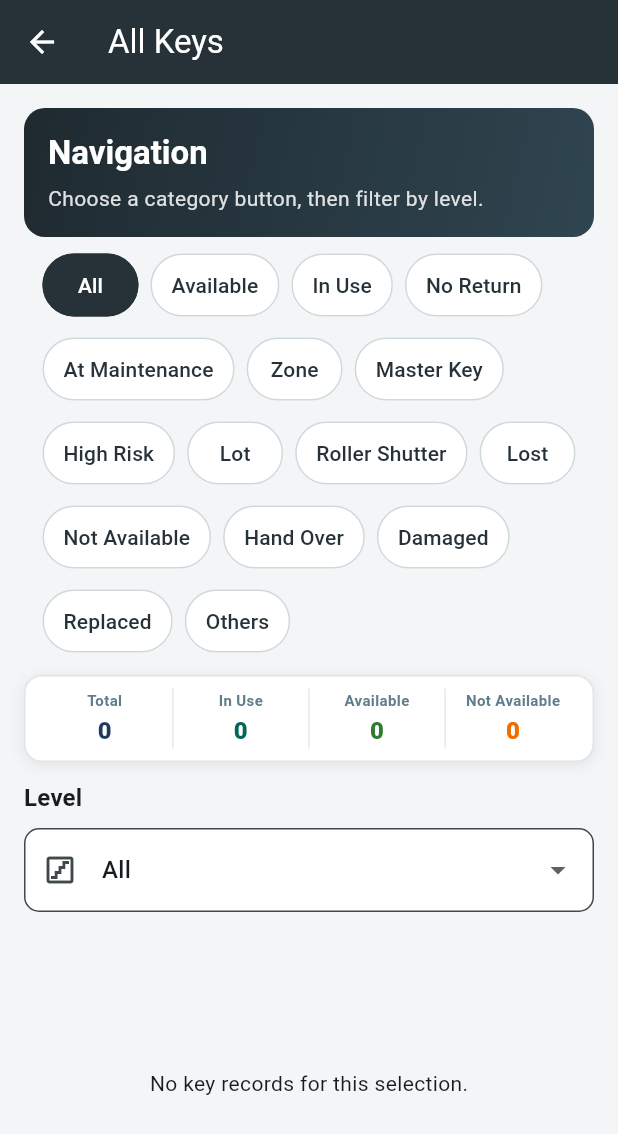
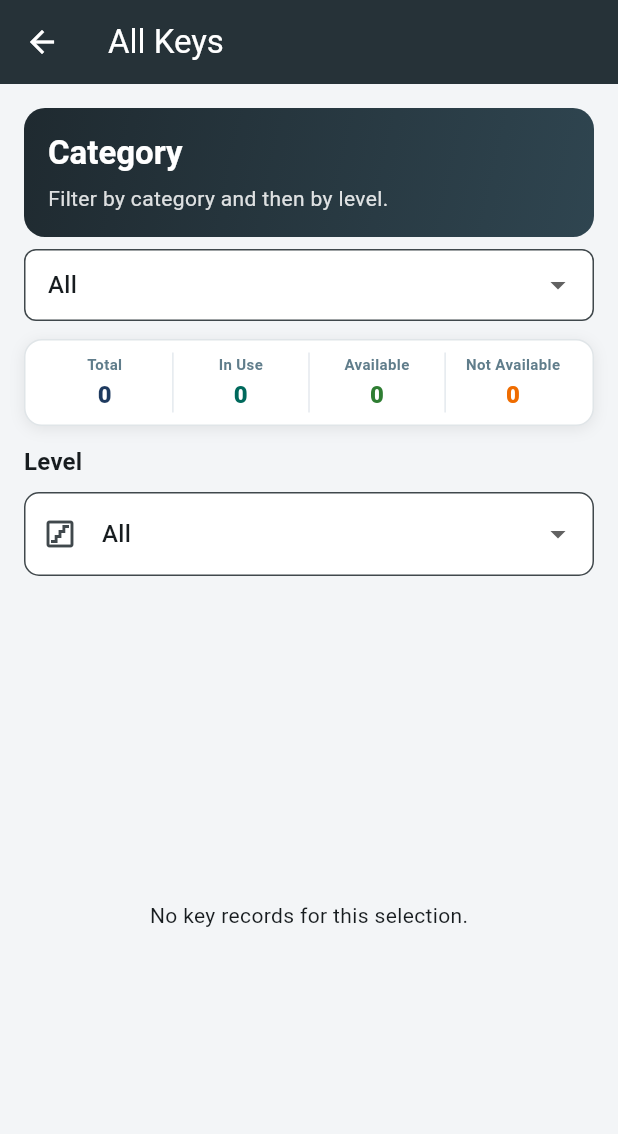
Before and after one commit to Diey-Fajri/key-record, a Flutter app: the AllKeysScreen screen opened directly, on a phone screen of 412 x 824 dp. Shown: the top 1134 px of the screen. Run offline on Flutter 3.47's test engine with Material 3 defaults, Android fonts, the phone set to English and light mode, and no system bars; our stand-ins replace cloud_firestore, dio, firebase_auth, firebase_core, firebase_messaging, firebase_storage and 4 more; missing offline and left inert: excel, public_file_saver; accounts and stored records are empty.

Commit message:
Polish KeyRecord UI, notifications and user tracking

```diff
--- a/lib/screen/all_keys/all_keys_screen.dart
+++ b/lib/screen/all_keys/all_keys_screen.dart
@@ -102,7 +102,7 @@ class _AllKeysScreenState extends State<AllKeysScreen> {
                       crossAxisAlignment: CrossAxisAlignment.start,
                       children: [
                         Text(
-                          'Navigation',
+                          'Category',
                           style: Theme.of(context).textTheme.titleLarge?.copyWith(
                             color: Colors.white,
                             fontWeight: FontWeight.w700,
@@ -110,7 +110,7 @@ class _AllKeysScreenState extends State<AllKeysScreen> {
                         ),
                         const SizedBox(height: 6),
                         Text(
-                          'Choose a category button, then filter by level.',
+                          'Filter by category and then by level.',
                           style: Theme.of(context).textTheme.bodyMedium?.copyWith(
                             color: Colors.white.withValues(alpha: 0.85),
                           ),
@@ -121,41 +121,31 @@ class _AllKeysScreenState extends State<AllKeysScreen> {
                 ),
                 Padding(
                   padding: const EdgeInsets.symmetric(horizontal: 16),
-                  child: Wrap(
-                    spacing: 8,
-                    runSpacing: 8,
-                    children: _navigationItems.map((item) {
-                      final selected = item == _selectedNavigation;
-                      return FilledButton(
-                        onPressed: () {
-                          setState(() {
-                            _selectedNavigation = item;
-                            _selectedLevel = 'All';
-                          });
-                        },
-                        style: FilledButton.styleFrom(
-                          backgroundColor: selected
-                              ? const Color(0xFF263238)
-                              : Colors.white,
-                          foregroundColor: selected
-                              ? Colors.white
-                              : const Color(0xFF263238),
-                          side: BorderSide(
-                            color: selected
-                                ? const Color(0xFF263238)
-                                : const Color(0xFFCFD8DC),
-                          ),
-                          shape: RoundedRectangleBorder(
-                            borderRadius: BorderRadius.circular(100),
-                          ),
-                          padding: const EdgeInsets.symmetric(
-                            horizontal: 14,
-                            vertical: 11,
-                          ),
-                        ),
-                        child: Text(item),
+                  child: DropdownButtonFormField<String>(
+                    initialValue: _selectedNavigation,
+                    onChanged: (String? newValue) {
+                      if (newValue != null) {
+                        setState(() {
+                          _selectedNavigation = newValue;
+                          _selectedLevel = 'All';
+                        });
+                      }
+                    },
+                    items: _navigationItems.map<DropdownMenuItem<String>>((String value) {
+                      return DropdownMenuItem<String>(
+                        value: value,
+                        child: Text(value),
                       );
                     }).toList(),
+                    decoration: InputDecoration(
+                      contentPadding: const EdgeInsets.symmetric(horizontal: 12, vertical: 12),
+                      border: OutlineInputBorder(
+                        borderRadius: BorderRadius.circular(8),
+                      ),
+                      filled: true,
+                      fillColor: Colors.white,
+                    ),
+                    isExpanded: true,
                   ),
                 ),
                 const SizedBox(height: 12),
--- a/lib/services/key_repository.dart
+++ b/lib/services/key_repository.dart
@@ -1286,6 +1286,7 @@ class KeyRecordRepository {
             key: _keys[index],
             borrowerName: borrower.name,
             purpose: purposeValue,
+            actor: recordedBy,
           );
           await _saveNotification(
             action: isHandOver ? 'Key Handed Over' : 'Key Taken - In Use',
@@ -1371,6 +1372,7 @@ class KeyRecordRepository {
               key: _keys[index],
               borrowerName: record.borrowerName,
               purpose: record.purpose,
+              actor: resolveActor(null),
             ),
             keyId: _keys[index].keyId,
             category: _keys[index].category,
@@ -1438,7 +1440,7 @@ class KeyRecordRepository {
           action: 'No Return',
           title: 'Key Marked No Return',
           body:
-              'Key ${_keys[index].zone}/${_keys[index].keyName} is now marked No Return.',
+              'From: ${resolveActor(null)}\nKey ${_keys[index].zone}/${_keys[index].keyName} is now marked No Return.',
           keyId: _keys[index].keyId,
           category: _keys[index].category,
           recordedBy: resolveActor(null),
@@ -1484,7 +1486,7 @@ class KeyRecordRepository {
           action: 'At Maintenance',
           title: 'Key Under Maintenance',
           body:
-              'Key ${_keys[index].zone}/${_keys[index].keyName} is now under maintenance.',
+              'From: ${resolveActor(null)}\nKey ${_keys[index].zone}/${_keys[index].keyName} is now under maintenance.',
           keyId: _keys[index].keyId,
           category: _keys[index].category,
           recordedBy: resolveActor(null),
@@ -1560,7 +1562,7 @@ class KeyRecordRepository {
           action: 'Replaced',
           title: 'Key Replaced',
           body:
-              'Key ${_keys[index].zone}/${_keys[index].keyName} has been replaced and is now Available.',
+              'From: ${resolveActor(null)}\nKey ${_keys[index].zone}/${_keys[index].keyName} has been replaced and is now Available.',
           keyId: _keys[index].keyId,
           category: _keys[index].category,
           recordedBy: resolveActor(null),
@@ -1630,7 +1632,7 @@ class KeyRecordRepository {
           action: 'Hand Over',
           title: 'Key Handed Over',
           body:
-              'Key ${_keys[index].zone}/${_keys[index].keyName} is now marked Hand Over by ${resolveActor(actor)}.',
+              'From: ${resolveActor(actor)}\nKey ${_keys[index].zone}/${_keys[index].keyName} is now marked Hand Over.',
           keyId: _keys[index].keyId,
           category: _keys[index].category,
           recordedBy: resolveActor(actor),
@@ -1696,7 +1698,7 @@ class KeyRecordRepository {
           action: 'Receive Key',
           title: 'Key Received',
           body:
-              'Key ${previous.zone}/${previous.keyName} has been received and is now Available.',
+              'From: ${resolveActor(actor)}\nKey ${previous.zone}/${previous.keyName} has been received and is now Available.',
           keyId: previous.keyId,
           category: previous.category,
           recordedBy: resolveActor(actor),
@@ -1792,25 +1794,26 @@ class KeyRecordRepository {
     required String zone,
     required String actor,
   }) {
+    final fromText = actor.isNotEmpty ? 'From: $actor\n' : '';
     switch (status) {
       case 'Lost':
         return actor.isNotEmpty
-            ? '$actor marked $zone/$keyName as Lost.'
-            : 'The key $zone/$keyName was marked as Lost.';
+            ? '${fromText}Marked $zone/$keyName as Lost.'
+            : '${fromText}The key $zone/$keyName was marked as Lost.';
       case 'Damaged':
         return actor.isNotEmpty
-            ? '$actor marked $zone/$keyName as Damaged.'
-            : 'The key $zone/$keyName was marked as Damaged.';
+            ? '${fromText}Marked $zone/$keyName as Damaged.'
+            : '${fromText}The key $zone/$keyName was marked as Damaged.';
       case 'Available':
-        return 'Key $zone/$keyName is now Available.';
+        return '${fromText}Key $zone/$keyName is now Available.';
       case 'In Use':
-        return 'Key $zone/$keyName is now In Use.';
+        return '${fromText}Key $zone/$keyName is now In Use.';
       case 'Hand Over':
-        return 'Key $zone/$keyName is now marked Hand Over.';
+        return '${fromText}Key $zone/$keyName is now marked Hand Over.';
       case 'Not Available':
-        return 'Key $zone/$keyName is now marked Not Available.';
+        return '${fromText}Key $zone/$keyName is now marked Not Available.';
       default:
-        return 'Key $zone/$keyName status changed to $status.';
+        return '${fromText}Key $zone/$keyName status changed to $status.';
     }
   }
 
@@ -1818,6 +1821,7 @@ class KeyRecordRepository {
     required KeyRecord key,
     required String borrowerName,
     required String purpose,
+    required String actor,
   }) {
     final category = key.category.trim().toLowerCase();
     final level = key.metadata['level']?.toString().trim() ?? '';
@@ -1855,13 +1859,15 @@ class KeyRecordRepository {
         break;
     }
 
-    return 'Key $keyReference has been taken by $borrower.\n\nPurpose: $purposeText';
+    final fromText = actor.isNotEmpty ? 'From: $actor\n' : '';
+    return '${fromText}Key $keyReference has been taken by $borrower.\nPurpose: $purposeText';
   }
 
   static String _notificationBodyForReturnedKey({
     required KeyRecord key,
     required String borrowerName,
     required String purpose,
+    required String actor,
   }) {
     final category = key.category.trim().toLowerCase();
     final level = key.metadata['level']?.toString().trim() ?? '';
@@ -1899,7 +1905,8 @@ class KeyRecordRepository {
         break;
     }
 
-    return 'Key $keyReference has been returned by $borrower.\n\nPurpose: $purposeText\n\nStatus: Available';
+    final fromText = actor.isNotEmpty ? 'From: $actor\n' : '';
+    return '${fromText}Key $keyReference has been returned by $borrower.\nPurpose: $purposeText\nStatus: Available';
   }
 
   static String _normalizeMetadataField(Object? field) {
@@ -2043,8 +2050,8 @@ class KeyRecordRepository {
               ? 'New Key Registered - Not Available'
               : 'New Key Registered',
           body: normalizedStatus == 'Not Available'
-              ? '$recordedBy registered Key $keyName as Not Available'
-              : 'A new key "$keyName" has been registered.$qtySuffix',
+              ? 'From: $recordedBy\nKey $keyName registered as Not Available'
+              : 'From: $recordedBy\nA new key "$keyName" has been registered.$qtySuffix',
           keyId: key.keyId,
           category: category,
           recordedBy: recordedBy,
@@ -2151,7 +2158,7 @@ class KeyRecordRepository {
         await _saveNotification(
           action: 'Key Details Edited',
           title: 'Key Updated',
-          body: 'Key "$keyName" details were updated by $recordedBy.',
+          body: 'From: $recordedBy\nKey "$keyName" details were updated.',
           keyId: keyId,
           category: category,
           recordedBy: recordedBy,
@@ -2204,7 +2211,7 @@ class KeyRecordRepository {
           action: 'Key Deleted',
           title: 'Key Deleted',
           body:
-              'Key ${deleted.zone}/${deleted.keyName} was deleted by $recordedBy.',
+              'From: $recordedBy\nKey ${deleted.zone}/${deleted.keyName} was deleted.',
           keyId: deleted.keyId,
           category: deleted.category,
           recordedBy: recordedBy,
```
Also changed, not shown: lib/screen/home/home_screen.dart (+38 -13 lines).
